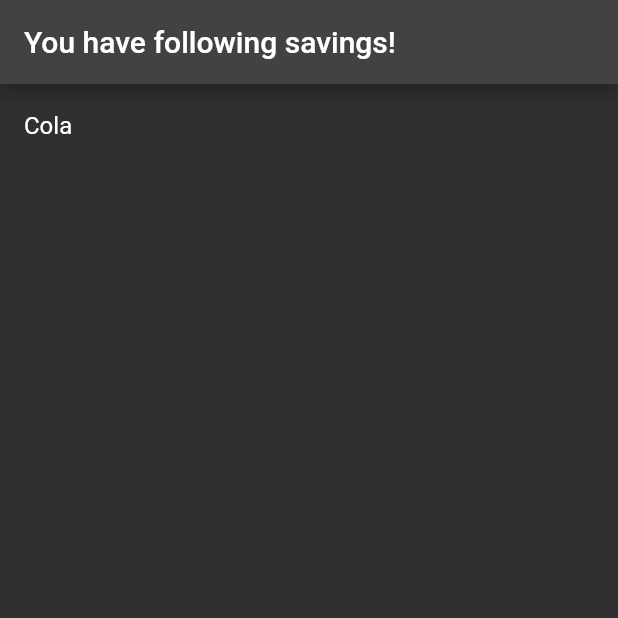
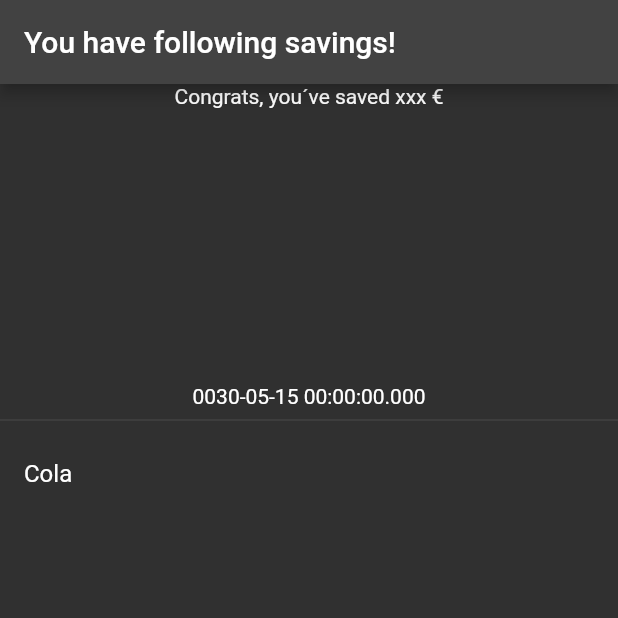
Before and after one commit to codafuerte/lippe, a Flutter app: the screen it shows after launch, on a phone screen of 412 x 824 dp, the top half of it. Run offline on Flutter 3.47's test engine with Material 2 defaults, Android fonts, the phone set to English and light mode, and no system bars; our stand-ins replace bloc, flutter_bloc, sqflite; accounts and stored records are empty.

Commit message:
feature: enable grouped list

```diff
--- a/lib/saving_items_overview/bloc/saving_items_bloc.dart
+++ b/lib/saving_items_overview/bloc/saving_items_bloc.dart
@@ -2,6 +2,7 @@ import 'package:bloc/bloc.dart';
 import 'package:flutter/material.dart';
 import 'package:lippe/saving_items_overview/bloc/saving_items_state.dart';
 import 'package:lippe/saving_items_overview/data-access/saving_item_repository.dart';
+import 'package:lippe/saving_items_overview/models/saving_item.dart';
 
 part 'saving_items_event.dart';
 
@@ -10,21 +11,24 @@ class SavingItemsBloc extends Bloc<SavingItemsEvent, SavingItemsState> {
 
   SavingItemsBloc({required SavingItemRepository savingItemRepository})
       : _savingItemRepository = savingItemRepository,
-        super(const SavingItemsState(SavingItemStateStatus.initial, [])) {
+        super(const SavingItemsState(SavingItemStateStatus.initial, {})) {
     on<GetSavingItemsOverviewEvent>((event, emit) async {
       try {
-        final savingItems = await _savingItemRepository.queryAllSavingItems();
-        emit(SavingItemsState(SavingItemStateStatus.success, savingItems));
+        final savingItemsGroupedByDate =
+            await _savingItemRepository.queryAllSavingItemsGroupedByDate();
+        emit(SavingItemsState(
+            SavingItemStateStatus.success, savingItemsGroupedByDate));
       } catch (err) {
-        emit(const SavingItemsState(SavingItemStateStatus.failure, []));
+        emit(const SavingItemsState(SavingItemStateStatus.failure, {}));
       }
     });
     on<AddSavingItemEvent>((event, emit) async {
       try {
-        final savingItems = await _savingItemRepository.addSavingItem(event.savingItem);
+        final savingItems =
+            await _savingItemRepository.addSavingItem(event.savingItem);
         emit(SavingItemsState(SavingItemStateStatus.success, savingItems));
       } catch (err) {
-        emit(const SavingItemsState(SavingItemStateStatus.failure, []));
+        emit(const SavingItemsState(SavingItemStateStatus.failure, {}));
       }
     });
   }
--- a/lib/saving_items_overview/bloc/saving_items_event.dart
+++ b/lib/saving_items_overview/bloc/saving_items_event.dart
@@ -10,6 +10,6 @@ class GetSavingItemsOverviewEvent extends SavingItemsEvent {
 }
 
 class AddSavingItemEvent extends SavingItemsEvent {
-  final savingItem;
+  final SavingItem savingItem;
   const AddSavingItemEvent(this.savingItem);
 }
--- a/lib/saving_items_overview/bloc/saving_items_state.dart
+++ b/lib/saving_items_overview/bloc/saving_items_state.dart
@@ -6,7 +6,7 @@ enum SavingItemStateStatus { initial, loading, success, failure }
 @immutable
 class SavingItemsState {
   final SavingItemStateStatus status;
-  final List<SavingItem> savingItems;
+  final Map<String, List<SavingItem>> savingItemsGroupedByDate;
 
-  const SavingItemsState(this.status, this.savingItems);
+  const SavingItemsState(this.status, this.savingItemsGroupedByDate);
 }
--- a/lib/saving_items_overview/data-access/saving_item_repository.dart
+++ b/lib/saving_items_overview/data-access/saving_item_repository.dart
@@ -1,5 +1,6 @@
 import 'dart:async';
 
+import 'package:intl/intl.dart';
 import 'package:lippe/saving_items_overview/data-access/saving_item_db_provider.dart';
 import 'package:lippe/saving_items_overview/models/saving_item.dart';
 
@@ -15,8 +16,23 @@ class SavingItemRepository {
   Future<List<SavingItem>> queryAllSavingItems() =>
       _savingItemDbProvider.queryAllSavingItems();
 
-  Future<List<SavingItem>> addSavingItem(SavingItem item) async {
+  Future<Map<String, List<SavingItem>>> addSavingItem(SavingItem item) async {
     await _savingItemDbProvider.insert(item);
-    return queryAllSavingItems();
+    return queryAllSavingItemsGroupedByDate();
+  }
+
+  Future<Map<String, List<SavingItem>>>
+      queryAllSavingItemsGroupedByDate() async {
+    final Map<String, List<SavingItem>> savingItemsGroupedByDate = {};
+    List<SavingItem> savingItems = await queryAllSavingItems();
+    formatDate(String date) => DateFormat('dd-MM-yyyy').parse(date).toString();
+
+    for (final item in savingItems) {
+      savingItemsGroupedByDate.containsKey(formatDate(item.date))
+          ? savingItemsGroupedByDate[formatDate(item.date)]?.add(item)
+          : savingItemsGroupedByDate[formatDate(item.date)] = [item];
+    }
+
+    return savingItemsGroupedByDate;
   }
 }
--- a/lib/saving_items_overview/views/saving_item_overview_page.dart
+++ b/lib/saving_items_overview/views/saving_item_overview_page.dart
@@ -5,6 +5,7 @@ import 'package:lippe/saving_items_overview/bloc/saving_items_bloc.dart';
 import 'package:lippe/saving_items_overview/bloc/saving_items_state.dart';
 import 'package:lippe/saving_items_overview/data-access/saving_item_repository.dart';
 import 'package:lippe/saving_items_overview/models/saving_item.dart';
+import 'package:lippe/saving_items_overview/widgets/saving_item_card.dart';
 
 class SavingItemOverviewPage extends StatelessWidget {
   const SavingItemOverviewPage({super.key});
@@ -44,17 +45,27 @@ class SavingItemOverviewView extends StatelessWidget {
           }
 
           if (state.status == SavingItemStateStatus.success) {
-            print(state.savingItems);
-            return CupertinoScrollbar(
-              child: ListView(
-                children: [
-                  for (final savingItem in state.savingItems)
-                    ListTile(
-                      title: Text(savingItem.title),
-                    ),
-                ],
-              ),
-            );
+            return SingleChildScrollView(
+                    child: Column(
+              children: [
+                const SizedBox(
+                  height: 200,
+                  child: Text("Congrats, you´ve saved xxx €"),
+                ),
+                ListView.builder(
+                  shrinkWrap: true,
+                  primary: false,
+                  itemCount: state.savingItemsGroupedByDate.length,
+                  itemBuilder: (context, index) => SavingItemCard(
+                      savingItems: state.savingItemsGroupedByDate.entries
+                          .elementAt(index)
+                          .value,
+                      date: state.savingItemsGroupedByDate.entries
+                          .elementAt(index)
+                          .key),
+                ),
+              ],
+            ));
           }
 
           return const SizedBox();
--- /dev/null
+++ b/lib/saving_items_overview/widgets/saving_item_card.dart
@@ -0,0 +1,31 @@
+import 'package:flutter/material.dart';
+import 'package:lippe/saving_items_overview/models/saving_item.dart';
+import 'package:intl/intl.dart';
+
+class SavingItemCard extends StatelessWidget {
+  final List<SavingItem> savingItems;
+  final String date;
+
+  const SavingItemCard(
+      {super.key, required this.savingItems, required this.date});
+
+  @override
+  Widget build(BuildContext context) {
+    return
+        Column(
+          children: [
+            Text(date),
+            const Divider(),
+            SizedBox(
+                height: 120,
+                child: ListView.builder(
+                  primary: false,
+                  itemCount: savingItems.length,
+                  itemBuilder: ((BuildContext context, int index) {
+                    return ListTile(title: Text(savingItems[index].title));
+                  }),
+                ))
+          ],
+        );
+  }
+}
--- a/pubspec.yaml
+++ b/pubspec.yaml
@@ -40,6 +40,7 @@ dependencies:
   uuid: ^3.0.7
   flutter_bloc: ^8.0.0
   bloc: ^8.0.0
+  intl: ^0.17.0
 
 
 dev_dependencies:
```
Also changed, not shown: pubspec.lock.
